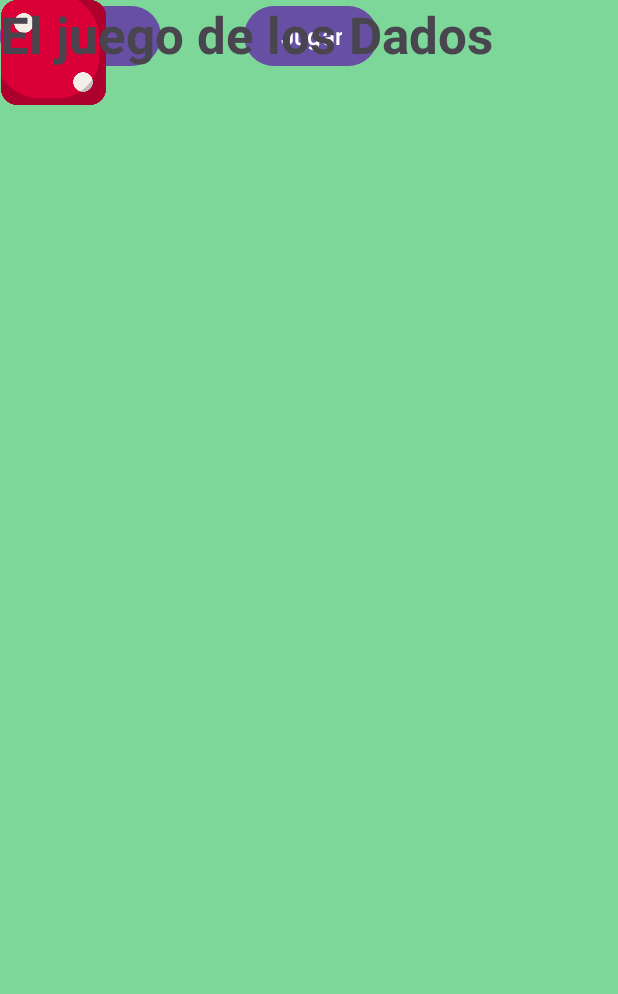
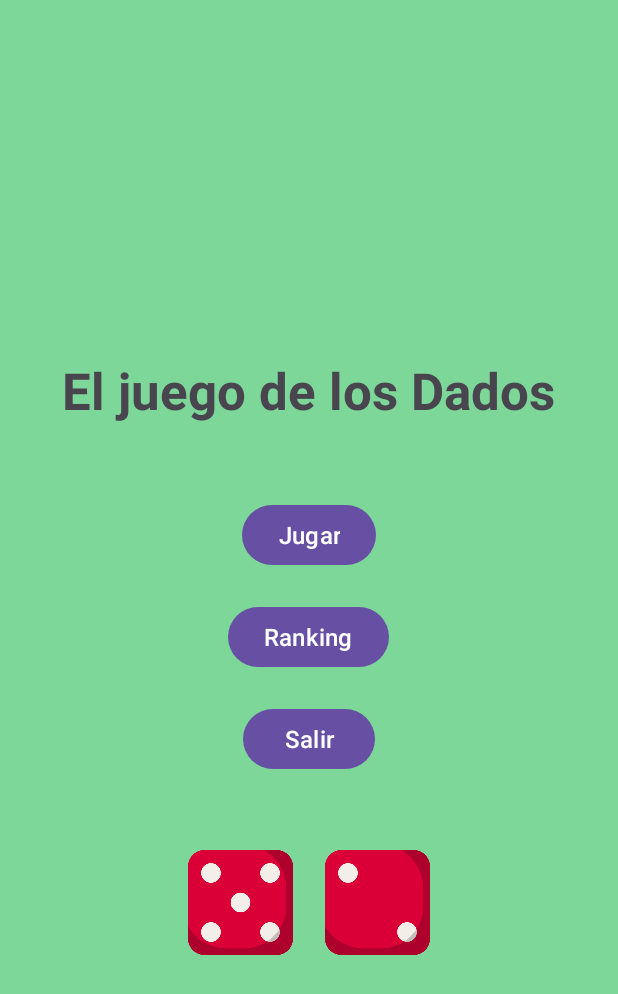
Before and after one commit to BGRoger/APPMasters, an Android app: the screen it shows after launch (MenuActivity), on a phone screen of 412 x 824 dp. Shown: the top 994 px of the screen. Run offline under Robolectric (Android 15) with nearby library versions, the phone set to English and light mode, and no system bars.

Commit message:
Menu Solucionado

```diff
--- a/app/src/main/res/layout/activity_menu.xml
+++ b/app/src/main/res/layout/activity_menu.xml
@@ -1,54 +1,10 @@
 <?xml version="1.0" encoding="utf-8"?>
-<androidx.constraintlayout.widget.ConstraintLayout xmlns:android="http://schemas.android.com/apk/res/android"
-    xmlns:app="http://schemas.android.com/apk/res-auto"
-    xmlns:tools="http://schemas.android.com/tools"
+<LinearLayout xmlns:android="http://schemas.android.com/apk/res/android"
     android:layout_width="match_parent"
     android:layout_height="match_parent"
-    android:background="#7DD798">
-
-    <Button
-        android:id="@+id/btnRanking"
-        android:layout_width="wrap_content"
-        android:layout_height="wrap_content"
-        android:text="Ranking"
-        android:textSize="16sp"
-        tools:layout_editor_absoluteX="152dp"
-        tools:layout_editor_absoluteY="354dp" />
-
-    <Button
-        android:id="@+id/btnSalir"
-        android:layout_width="wrap_content"
-        android:layout_height="wrap_content"
-        android:text="Salir"
-        android:textSize="16sp"
-        tools:layout_editor_absoluteX="161dp"
-        tools:layout_editor_absoluteY="479dp" />
-
-    <Button
-        android:id="@+id/btnJugar"
-        android:layout_width="wrap_content"
-        android:layout_height="wrap_content"
-        android:layout_marginEnd="160dp"
-        android:text="Jugar"
-        android:textSize="16sp"
-        app:layout_constraintEnd_toEndOf="parent"
-        tools:layout_editor_absoluteY="227dp" />
-
-    <ImageView
-        android:id="@+id/imageView2"
-        android:layout_width="71dp"
-        android:layout_height="70dp"
-        app:srcCompat="@drawable/dado5"
-        tools:layout_editor_absoluteX="134dp"
-        tools:layout_editor_absoluteY="619dp" />
-
-    <ImageView
-        android:id="@+id/imageView3"
-        android:layout_width="71dp"
-        android:layout_height="70dp"
-        app:srcCompat="@drawable/dado2"
-        tools:layout_editor_absoluteX="206dp"
-        tools:layout_editor_absoluteY="619dp" />
+    android:background="#7DD798"
+    android:orientation="vertical"
+    android:gravity="center">
 
     <TextView
         android:id="@+id/textView2"
@@ -58,7 +14,51 @@
         android:textAlignment="center"
         android:textSize="34sp"
         android:textStyle="bold"
-        tools:layout_editor_absoluteX="43dp"
-        tools:layout_editor_absoluteY="119dp" />
+        android:layout_marginTop="50dp" />
 
-</androidx.constraintlayout.widget.ConstraintLayout>
+    <Button
+        android:id="@+id/btnJugar"
+        android:layout_width="wrap_content"
+        android:layout_height="wrap_content"
+        android:text="Jugar"
+        android:textSize="16sp"
+        android:layout_marginTop="50dp" />
+
+    <Button
+        android:id="@+id/btnRanking"
+        android:layout_width="wrap_content"
+        android:layout_height="wrap_content"
+        android:text="Ranking"
+        android:textSize="16sp"
+        android:layout_marginTop="20dp" />
+
+    <Button
+        android:id="@+id/btnSalir"
+        android:layout_width="wrap_content"
+        android:layout_height="wrap_content"
+        android:text="Salir"
+        android:textSize="16sp"
+        android:layout_marginTop="20dp" />
+
+    <LinearLayout
+        android:layout_width="wrap_content"
+        android:layout_height="wrap_content"
+        android:orientation="horizontal"
+        android:layout_marginTop="50dp">
+
+        <ImageView
+            android:id="@+id/imageView2"
+            android:layout_width="71dp"
+            android:layout_height="70dp"
+            android:src="@drawable/dado5" />
+
+        <ImageView
+            android:id="@+id/imageView3"
+            android:layout_width="71dp"
+            android:layout_height="70dp"
+            android:src="@drawable/dado2"
+            android:layout_marginStart="20dp" />
+
+    </LinearLayout>
+
+</LinearLayout>
```
Also changed, not shown: app/src/main/res/layout/activity_splash.xml (+18 -21 lines).
